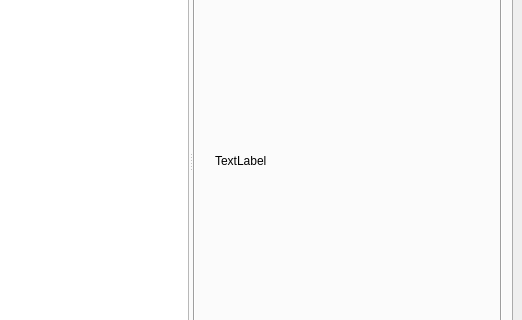
Above: verivd/ui/veri_vd_dockwidget_base.ui from VeriVD/qgis_VeriVD before the change; both pictures show x 654 to 1176 and y 139 to 459 of the 1176 by 547 pixel window. Below: the same form after it.
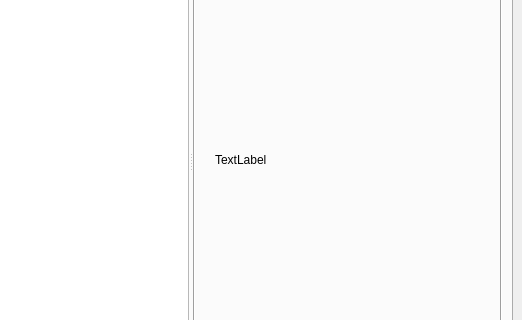
That is the form after the change. Custom widgets are drawn as their Qt base class.

What changed in the file:
```diff
--- a/verivd/ui/veri_vd_dockwidget_base.ui
+++ b/verivd/ui/veri_vd_dockwidget_base.ui
@@ -117,6 +117,9 @@
               <property name="text">
                <string>TextLabel</string>
               </property>
+              <property name="textFormat">
+               <enum>Qt::RichText</enum>
+              </property>
               <property name="scaledContents">
                <bool>true</bool>
               </property>
```
Left out of the diff: 9 changed lines with no effect on the pictures.
